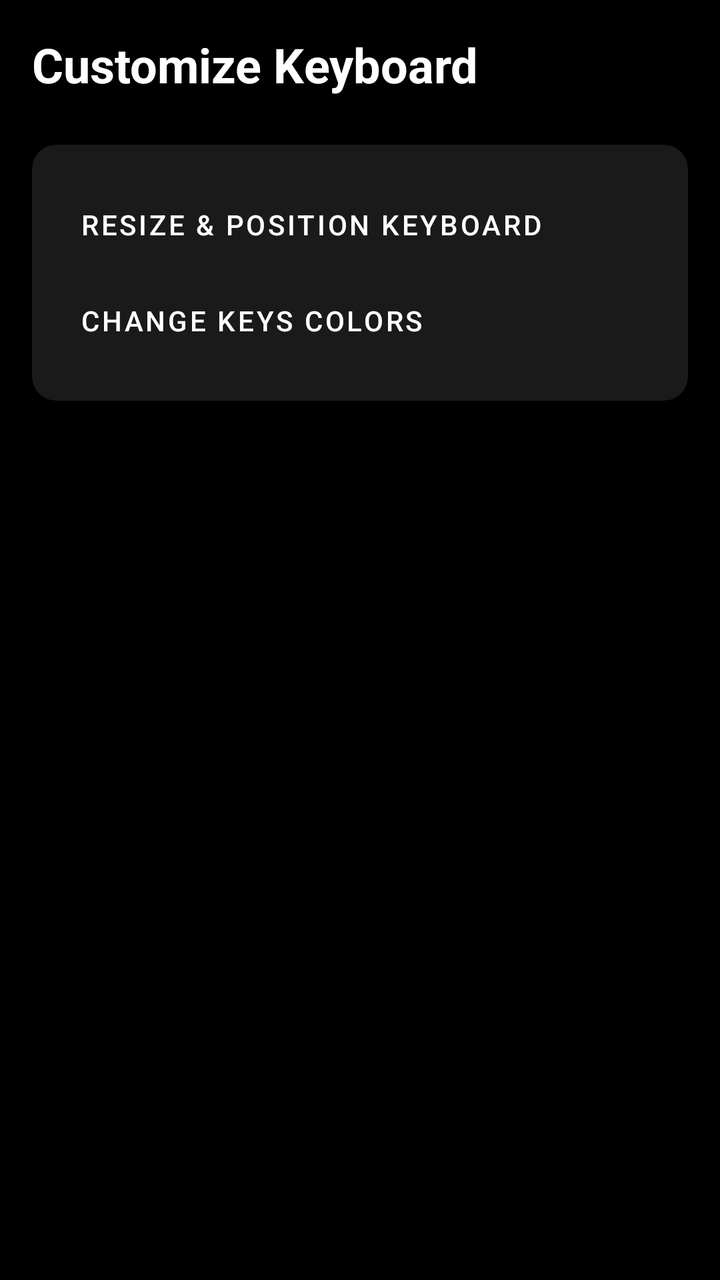
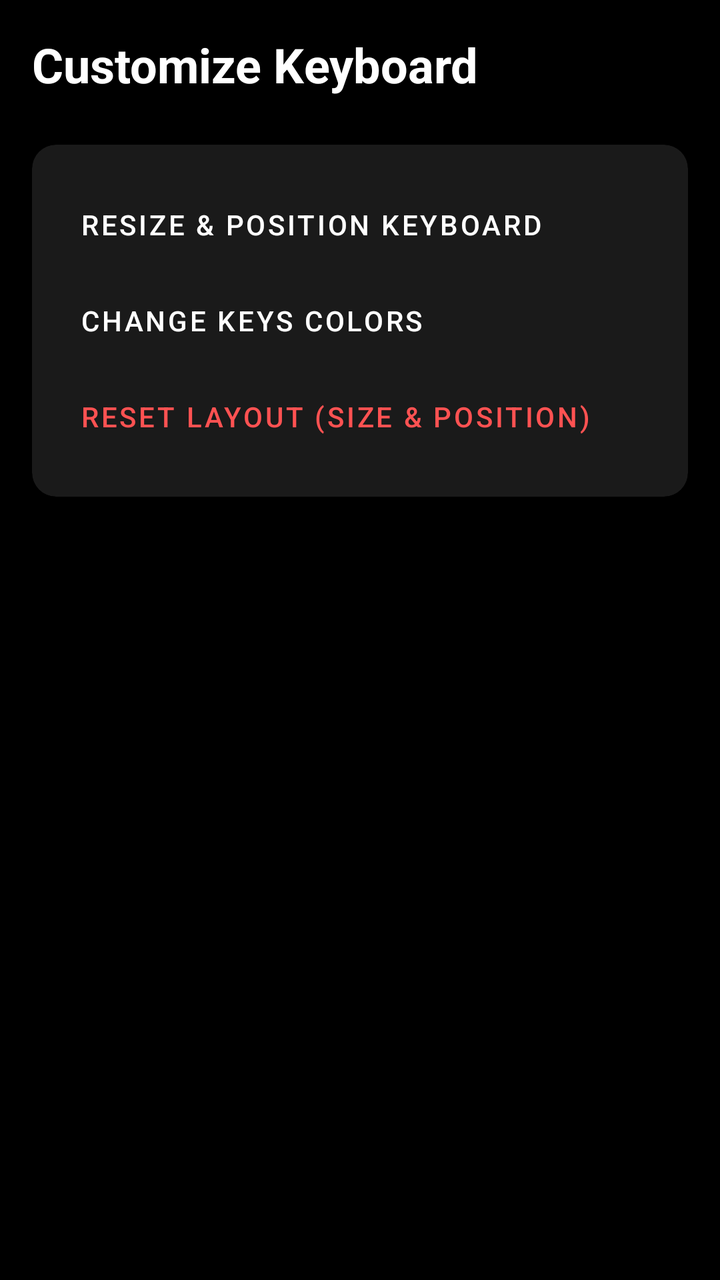

Before-and-after screenshots of an Android layout around one commit, followed by the original layout XML and the change that was made.
<!-- AndroidManifest.xml: application theme Theme.KeyLink -->
<!-- res/layout/activity_customize_keyboard.xml -->
<?xml version="1.0" encoding="utf-8"?>
<LinearLayout xmlns:android="http://schemas.android.com/apk/res/android"
    xmlns:app="http://schemas.android.com/apk/res-auto"
    android:layout_width="match_parent"
    android:layout_height="match_parent"
    android:orientation="vertical"
    android:background="#000000"
    android:padding="16dp">

    <TextView
        android:layout_width="wrap_content"
        android:layout_height="wrap_content"
        android:text="Customize Keyboard"
        android:textColor="#FFFFFF"
        android:textSize="24sp"
        android:textStyle="bold"
        android:layout_marginBottom="24dp"/>

    <com.google.android.material.card.MaterialCardView
        android:layout_width="match_parent"
        android:layout_height="wrap_content"
        android:layout_marginBottom="16dp"
        app:cardBackgroundColor="#1A1A1A"
        app:cardCornerRadius="12dp"
        app:strokeWidth="0dp">

        <LinearLayout
            android:layout_width="match_parent"
            android:layout_height="wrap_content"
            android:orientation="vertical"
            android:padding="16dp">

            <Button
                android:id="@+id/btnResize"
                style="@style/Widget.MaterialComponents.Button.TextButton"
                android:layout_width="match_parent"
                android:layout_height="wrap_content"
                android:text="Resize &amp; Position Keyboard"
                android:textAlignment="viewStart"
                android:textColor="#FFFFFF"/>

            <Button
                android:id="@+id/btnKeyColors"
                style="@style/Widget.MaterialComponents.Button.TextButton"
                android:layout_width="match_parent"
                android:layout_height="wrap_content"
                android:text="Change Keys Colors"
                android:textAlignment="viewStart"
                android:textColor="#FFFFFF"/>

        </LinearLayout>
    </com.google.android.material.card.MaterialCardView>

</LinearLayout>
<!-- resources referenced by this layout -->
<resources>
  <style name="Theme.KeyLink" parent="Theme.MaterialComponents.DayNight.NoActionBar">
          
          <item name="colorPrimary">@color/purple_500</item>
          <item name="colorPrimaryVariant">@color/purple_700</item>
          <item name="colorOnPrimary">@color/white</item>
          
          <item name="colorSecondary">@color/teal_200</item>
          <item name="colorSecondaryVariant">@color/teal_700</item>
          <item name="colorOnSecondary">@color/black</item>
          
          <item name="android:statusBarColor">#000000</item>
          
          <item name="android:windowFullscreen">true</item>
          <item name="android:windowContentOverlay">@null</item>
      </style>
  <color name="purple_500">#FF6200EE</color>
  <color name="purple_700">#FF3700B3</color>
  <color name="white">#FFFFFFFF</color>
  <color name="teal_200">#FF03DAC5</color>
  <color name="teal_700">#FF018786</color>
  <color name="black">#FF000000</color>
</resources>

<!-- the commit's change to res/layout/activity_customize_keyboard.xml (unified diff, before → after) -->
@@ -48,6 +48,15 @@
                 android:textAlignment="viewStart"
                 android:textColor="#FFFFFF"/>
 
+            <Button
+                android:id="@+id/btnResetLayout"
+                style="@style/Widget.MaterialComponents.Button.TextButton"
+                android:layout_width="match_parent"
+                android:layout_height="wrap_content"
+                android:text="Reset Layout (Size &amp; Position)"
+                android:textAlignment="viewStart"
+                android:textColor="#FF5252"/>
+
         </LinearLayout>
     </com.google.android.material.card.MaterialCardView>
 
